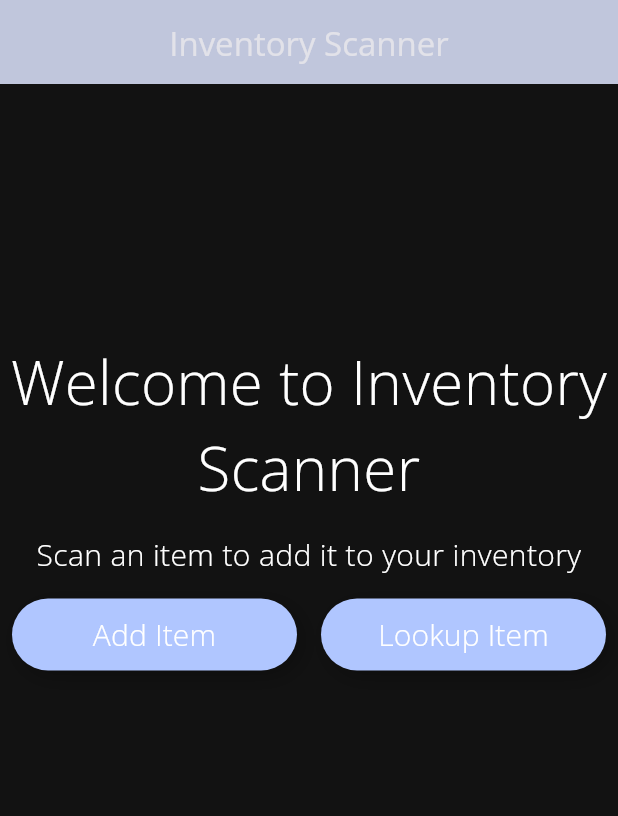
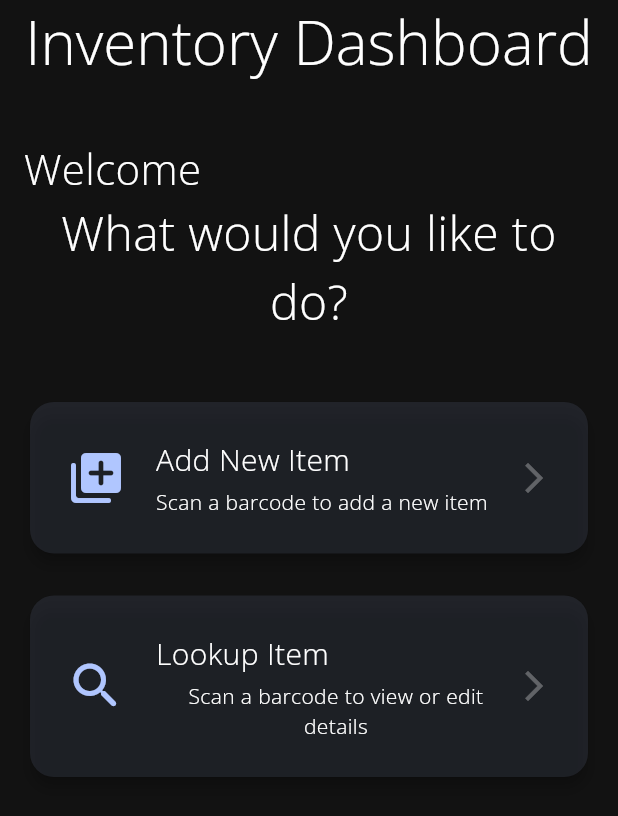
Before and after one commit to dvasquez08/flutter_inventory_scanner, a Flutter app: the screen it shows after launch, on a phone screen of 412 x 824 dp. Shown: the top 816 px of the screen. Run offline on Flutter 3.47's test engine with Material 3 defaults, Android fonts, the phone set to English and light mode, and no system bars; our stand-ins replace cloud_firestore, firebase_core, firebase_storage, google_fonts, image_picker; missing offline and left inert: mobile_scanner; accounts and stored records are empty.

Commit message:
Improved the UI of the home page using app theme data, also set it up as a dashboard

```diff
--- a/lib/pages/home.dart
+++ b/lib/pages/home.dart
@@ -3,6 +3,7 @@ import 'package:inventory_scanner/components.dart';
 import 'package:inventory_scanner/pages/add_item_screen.dart';
 import 'package:inventory_scanner/pages/item_lookup_screen.dart';
 
+// ----- Main entry point for this page -----
 void main() {
   runApp(MaterialApp(home: Home()));
 }
@@ -14,93 +15,109 @@ class Home extends StatefulWidget {
   State<Home> createState() => _HomeState();
 }
 
+// ----- Reusable action card widget for the home screen -----
+class ActionCard extends StatelessWidget {
+  final String title;
+  final String subTitle;
+  final IconData icon;
+  final VoidCallback onTap;
+
+  const ActionCard({
+    super.key,
+    required this.title,
+    required this.subTitle,
+    required this.icon,
+    required this.onTap,
+  });
+
+  @override
+  Widget build(BuildContext context) {
+    return Card(
+      color: Theme.of(context).colorScheme.primary.withValues(alpha: 0.1),
+      child: InkWell(
+        onTap: onTap,
+        borderRadius: BorderRadius.circular(16),
+        child: Padding(
+          padding: const EdgeInsets.all(24.0),
+          child: Row(
+            children: [
+              Icon(
+                icon,
+                size: 40,
+                color: Theme.of(context).colorScheme.primary,
+              ),
+              SizedBox(width: 20),
+              Expanded(
+                child: Column(
+                  crossAxisAlignment: CrossAxisAlignment.start,
+                  children: [
+                    SansText(title, 20.0),
+                    SizedBox(height: 4),
+                    SansText(subTitle, 14.0),
+                  ],
+                ),
+              ),
+              const Icon(Icons.arrow_forward_ios, color: Colors.white30),
+            ],
+          ),
+        ),
+      ),
+    );
+  }
+}
+
 class _HomeState extends State<Home> {
   @override
   Widget build(BuildContext context) {
     return Scaffold(
       // ----- App bar and title section -----
-      backgroundColor: Theme.of(context).scaffoldBackgroundColor,
       appBar: AppBar(
-        backgroundColor: Theme.of(context).colorScheme.secondary,
-        title: Text('Inventory Scanner'),
+        title: SansText('Inventory Dashboard', 40.0),
         centerTitle: true,
+        backgroundColor: Colors.transparent,
+        elevation: 0,
       ),
 
       // ----- The body of the scaffold that contains the main content of the screen -----
       body: SingleChildScrollView(
-        child: Container(
-          alignment: Alignment.center,
+        child: Padding(
+          padding: const EdgeInsets.all(16.0),
           child: Column(
-            mainAxisAlignment: MainAxisAlignment.center,
+            crossAxisAlignment: CrossAxisAlignment.start,
             children: [
-              SizedBox(height: 170),
-              SansText('Welcome to Inventory Scanner', 40.0),
-              SizedBox(height: 15),
-              SansText('Scan an item to add it to your inventory', 20.0),
-              SizedBox(height: 15),
+              SizedBox(height: 20),
+              SansText('Welcome', 28.0),
+              SansText('What would you like to do?', 32.0),
+              SizedBox(height: 40),
 
-              Row(
-                mainAxisAlignment: MainAxisAlignment.center,
-                children: [
-                  Expanded(
-                    // Make them flex nicely
-                    child: Container(
-                      margin: EdgeInsets.symmetric(horizontal: 8),
-                      decoration: BoxDecoration(
-                        color: Theme.of(context).colorScheme.primary,
-                        borderRadius: BorderRadius.circular(40),
-                        boxShadow: const [
-                          BoxShadow(
-                            color: Colors.black26,
-                            blurRadius: 12,
-                            offset: Offset(4, 4),
-                          ),
-                        ],
-                      ),
-                      child: MaterialButton(
-                        textColor: Colors.white,
-                        onPressed: () {
+              // ----- ActionCard for addind items -----
+              ActionCard(
+                title: 'Add New Item',
+                subTitle: 'Scan a barcode to add a new item',
+                icon: Icons.add_to_photos_rounded,
+                onTap: () {
                   Navigator.push(
                     context,
                     MaterialPageRoute(
-                              builder: (context) => AddItemScreen(),
+                      builder: (context) => const AddItemScreen(),
                     ),
                   );
                 },
-                        child: SansText('Add Item', 20.0),
               ),
-                    ),
-                  ),
-
-                  Expanded(
-                    child: Container(
-                      margin: EdgeInsets.symmetric(horizontal: 8),
-                      decoration: BoxDecoration(
-                        color: Theme.of(context).colorScheme.primary,
-                        borderRadius: BorderRadius.circular(40),
-                        boxShadow: const [
-                          BoxShadow(
-                            color: Colors.black26,
-                            blurRadius: 12,
-                            offset: Offset(4, 4),
-                          ),
-                        ],
-                      ),
-                      child: MaterialButton(
-                        textColor: Colors.white,
-                        onPressed: () {
+              SizedBox(height: 20),
+              // ------ ActionCard for looking up items -----
+              ActionCard(
+                title: 'Lookup Item',
+                subTitle: 'Scan a barcode to view or edit details',
+                icon: Icons.search_rounded,
+                onTap: () {
                   Navigator.push(
                     context,
                     MaterialPageRoute(
-                              builder: (context) => ItemLookupScreen(),
+                      builder: (context) => const ItemLookupScreen(),
                     ),
                   );
                 },
-                        child: SansText('Lookup Item', 20.0),
-                      ),
-                    ),
-                  ),
-                ],
               ),
             ],
           ),
```
Lines whose indentation alone changed are shown as unchanged.
